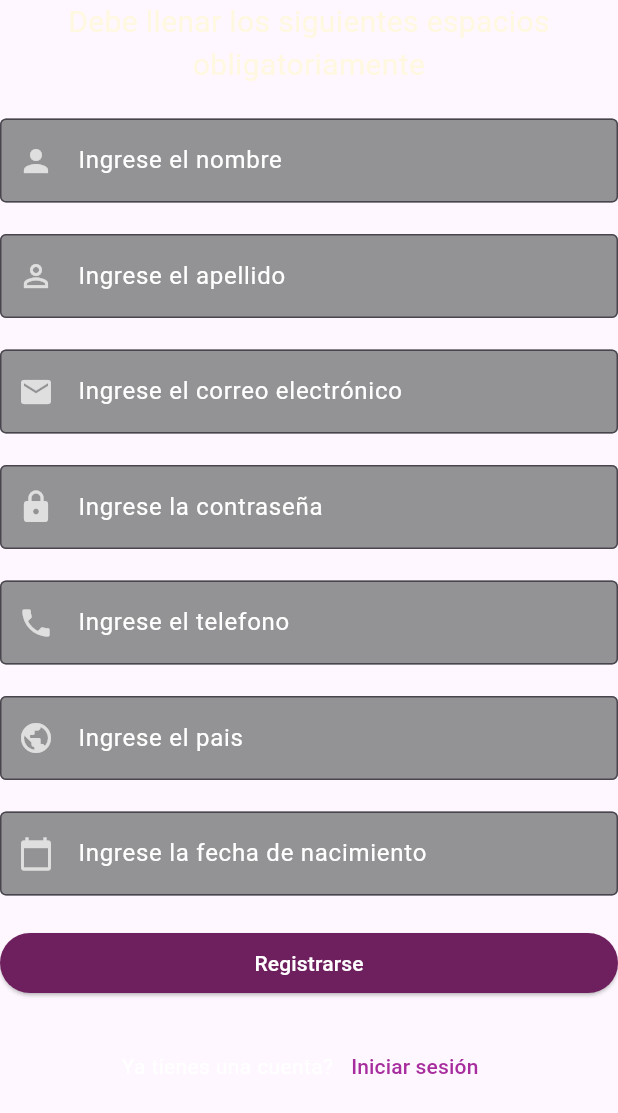
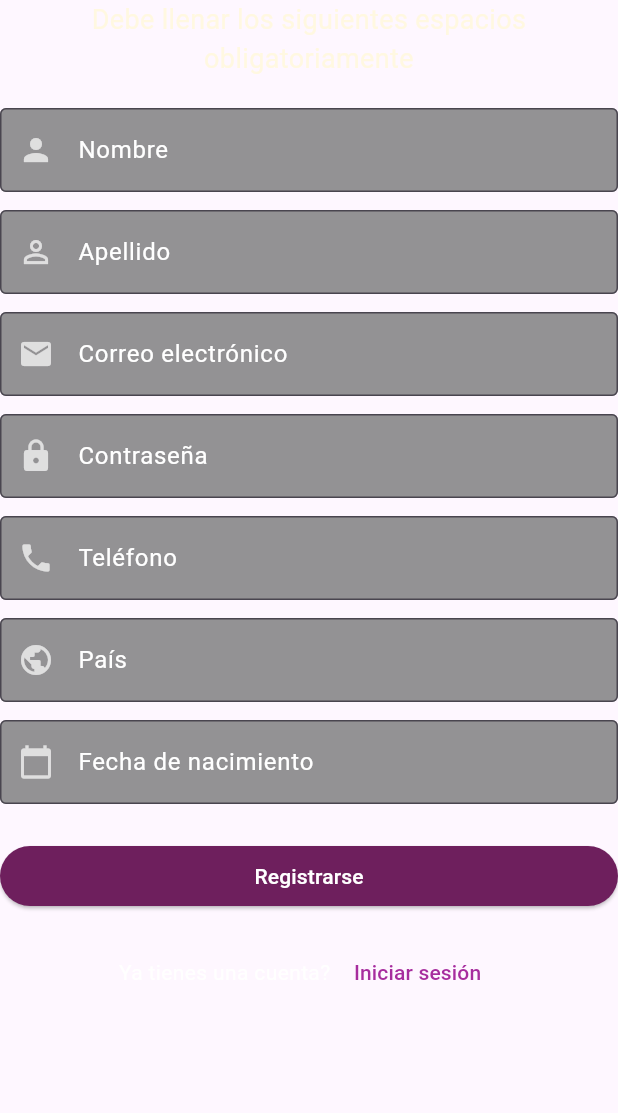
Before and after one commit to AbLlanos/Proyecto_S4_AM3, a Flutter app: what formularioRegistro() shows on an empty page, opened directly, on a phone screen of 412 x 824 dp. Shown: the top 1113 px of the screen. Run offline on Flutter 3.47's test engine with Material 3 defaults, Android fonts, the phone set to English and light mode, and no system bars; our stand-ins replace firebase_auth, firebase_core; accounts and stored records are empty; network calls fail.

```diff
--- a/lib/screens/registroScreen.dart
+++ b/lib/screens/registroScreen.dart
@@ -35,7 +35,7 @@ class registroScreen extends StatelessWidget {
 
           Center(
             child: Padding(
-              padding: const EdgeInsets.symmetric(horizontal: 24),
+              padding: const EdgeInsets.symmetric(horizontal: 5),
               child: Container(
                 constraints: const BoxConstraints(maxWidth: 350),
                 padding: const EdgeInsets.all(24),
@@ -77,142 +77,141 @@ Widget formularioRegistro(context) {
   const Color fieldColor = Color.fromARGB(197, 116, 116, 116);
   const Color labelColor = Colors.white;
 
-  return Column(
-    children: [
-      Column(
-        mainAxisAlignment: MainAxisAlignment.center,
+  return SingleChildScrollView(
+    child: Column(
       mainAxisSize: MainAxisSize.min,
       children: [
-          Center(
+
+        Padding(
+          padding: const EdgeInsets.only(bottom: 20),
+          child: Center(
             child: Text(
               "Debe llenar los siguientes espacios obligatoriamente",
-              style: TextStyle(fontSize: 20, color: Colors.amber[50]),
+              style: TextStyle(fontSize: 18, color: Colors.amber[50]),
               textAlign: TextAlign.center,
             ),
           ),
-        ],
         ),
-      Text(""),
 
+        // NOMBRE
         TextField(
           controller: nombre,
           decoration: InputDecoration(
             prefixIcon: const Icon(Icons.person, color: Colors.white70),
             border: OutlineInputBorder(),
-          labelText: "Ingrese el nombre",
+            labelText: "Nombre",
             labelStyle: TextStyle(color: labelColor),
             filled: true,
             fillColor: fieldColor,
           ),
         ),
-      Text(""),
+        const SizedBox(height: 12),  // ← Espaciado reducido
 
+        // APELLIDO
         TextField(
           controller: apellido,
           decoration: InputDecoration(
             prefixIcon: const Icon(Icons.person_outline, color: Colors.white70),
             border: OutlineInputBorder(),
-          labelText: "Ingrese el apellido",
+            labelText: "Apellido",
             labelStyle: TextStyle(color: labelColor),
             filled: true,
             fillColor: fieldColor,
           ),
         ),
-      Text(""),
+        const SizedBox(height: 12),
 
+        // CORREO
         TextField(
           controller: correo,
           decoration: InputDecoration(
             prefixIcon: const Icon(Icons.email, color: Colors.white70),
             border: OutlineInputBorder(),
-          labelText: "Ingrese el correo electrónico",
+            labelText: "Correo electrónico",
             labelStyle: TextStyle(color: labelColor),
             filled: true,
             fillColor: fieldColor,
           ),
         ),
-      Text(""),
+        const SizedBox(height: 12),
 
+        // CONTRASEÑA
         TextField(
           controller: contrasenia,
           obscureText: true,
           decoration: InputDecoration(
             prefixIcon: const Icon(Icons.lock, color: Colors.white70),
             border: OutlineInputBorder(),
-          labelText: "Ingrese la contraseña",
+            labelText: "Contraseña",
             labelStyle: TextStyle(color: labelColor),
             filled: true,
             fillColor: fieldColor,
           ),
         ),
-      Text(""),
+        const SizedBox(height: 12),
 
+        // TELÉFONO
         TextField(
           controller: telefono,
           decoration: InputDecoration(
             prefixIcon: const Icon(Icons.phone, color: Colors.white70),
             border: OutlineInputBorder(),
-          labelText: "Ingrese el telefono",
+            labelText: "Teléfono",
             labelStyle: TextStyle(color: labelColor),
             filled: true,
             fillColor: fieldColor,
           ),
         ),
-      Text(""),
+        const SizedBox(height: 12),
 
+        // PAÍS
         TextField(
           controller: pais,
           decoration: InputDecoration(
             prefixIcon: const Icon(Icons.public, color: Colors.white70),
             border: OutlineInputBorder(),
-          labelText: "Ingrese el pais",
+            labelText: "País",
             labelStyle: TextStyle(color: labelColor),
             filled: true,
             fillColor: fieldColor,
           ),
         ),
-      Text(""),
+        const SizedBox(height: 12),
 
+        // FECHA
         TextField(
           controller: fechaNacimiento,
           decoration: InputDecoration(
             prefixIcon: const Icon(Icons.calendar_today, color: Colors.white70),
             border: OutlineInputBorder(),
-          labelText: "Ingrese la fecha de nacimiento",
+            labelText: "Fecha de nacimiento",
             labelStyle: TextStyle(color: labelColor),
             filled: true,
             fillColor: fieldColor,
           ),
         ),
-      Text(""),
+        const SizedBox(height: 24),
 
+        // BOTÓN
         SizedBox(
           width: double.infinity,
           child: ElevatedButton(
             onPressed: () => RegistroVixUsuario(correo, contrasenia, context),
             style: ElevatedButton.styleFrom(
-            backgroundColor: const Color.fromARGB(
-              255,
-              110,
-              31,
-              93,
+              backgroundColor: const Color.fromARGB(255, 110, 31, 93),
+            ),
+            child: const Text('Registrarse', style: TextStyle(color: labelColor)),
           ),
         ),
-          child: const Text('Registrarse', style: TextStyle(color: labelColor),),
-        ),
-      ),
+        const SizedBox(height: 16),
 
-      Text(""),
-
+        // LINK LOGIN
         Center(
           child: Row(
             mainAxisAlignment: MainAxisAlignment.center,
             mainAxisSize: MainAxisSize.min,
             children: [
-            const Text(
-              "Ya tienes una cuenta?",
-              style: TextStyle(color: Colors.white),
-            ),
+              const Text("Ya tienes una cuenta? ", style: TextStyle(color: Colors.white)),
               TextButton(
                 onPressed: () => irPantallaLoginRegistrado(context),
                 child: const Text(
@@ -223,9 +222,12 @@ Widget formularioRegistro(context) {
             ],
           ),
         ),
+        const SizedBox(height: 20),
       ],
+    ),
   );
 }
+
 
 
 Future<void> RegistroVixUsuario(correo, contrasenia, context) async {
```
Also changed, not shown: lib/screens/loginScreen.dart (+14 -23 lines), 2 other files. Lines whose indentation alone changed are shown as unchanged.
